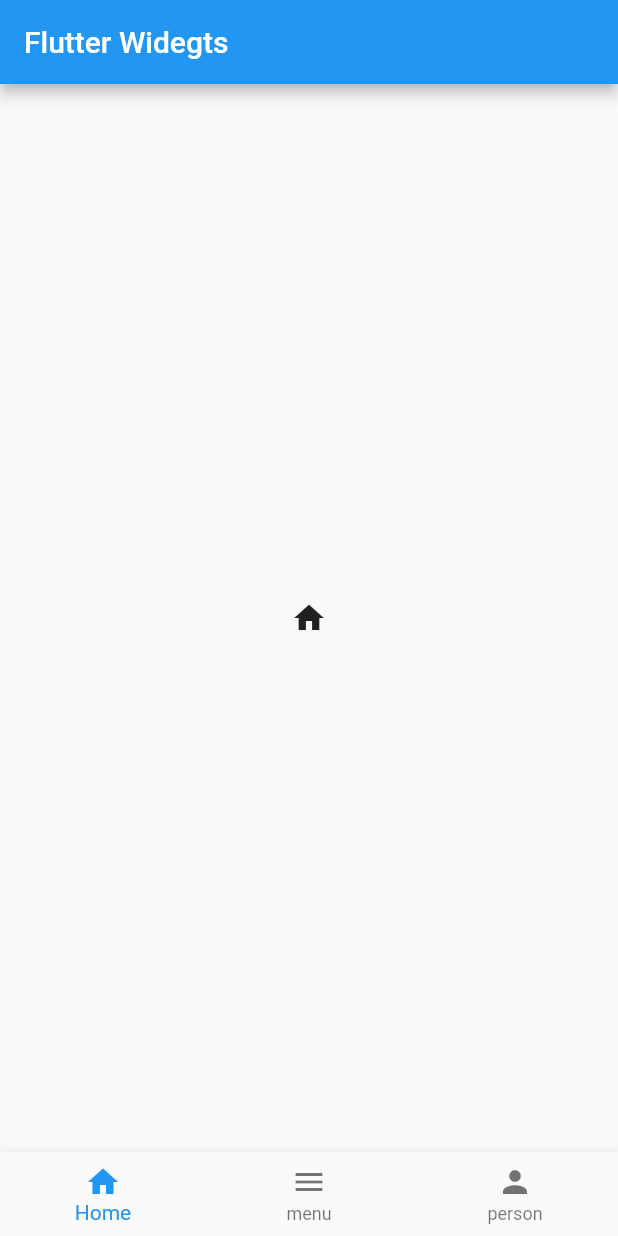
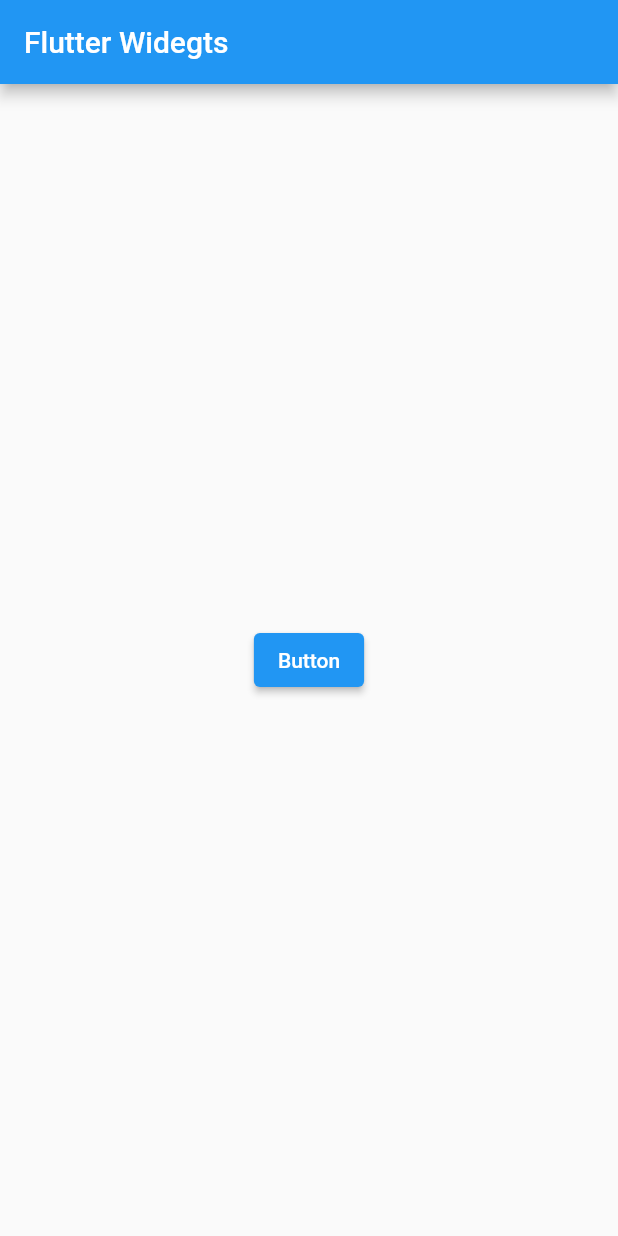
Before and after one commit to shaurya019/ALL_Flutter-Widgets, a Flutter app: the screen it shows after launch, on a phone screen of 412 x 824 dp. Run offline on Flutter 3.47's test engine with Material 2 defaults, Android fonts, the phone set to English and light mode, and no system bars.

```diff
--- a/lib/main.dart
+++ b/lib/main.dart
@@ -32,12 +32,7 @@ class MyHomePage extends StatefulWidget {
 }
 
 class _MyHomePageState extends State<MyHomePage> {
-int _curr = 0;
-List<Widget> body = const [
-  Icon(Icons.home),
-  Icon(Icons.menu),
-  Icon(Icons.person),
-];
+
 
   @override
   Widget build(BuildContext context) {
@@ -46,30 +41,28 @@ List<Widget> body = const [
         title: Text(widget.title),
       ),
       body:Center(
-        child: body[_curr],
-      ),
-      bottomNavigationBar: BottomNavigationBar(
-        currentIndex: _curr,
-        onTap: (int newIndex){
-          setState(() {
-            _curr = newIndex;
-          });
-        },
-        items: const [
-          BottomNavigationBarItem(
-            label: 'Home',
-            icon:Icon(Icons.home),
-          ),
-          BottomNavigationBarItem(
-            label: 'menu',
-            icon:Icon(Icons.menu),
-          ),
-          BottomNavigationBarItem(
-            label: 'person',
-            icon:Icon(Icons.person),
-          ),
-        ]
-      ),
+        child: ElevatedButton(
+          child: const Text('Button'),
+          onPressed: () {
+            showModalBottomSheet(
+                context: context,
+                builder: (BuildContext context){
+                  return SizedBox(
+                    height: 400,
+                    child: Center(
+                        child: ElevatedButton(
+                          child: const Text('Close'),
+                          onPressed: (){
+                            Navigator.pop(context);
+                          },
+                        )
+                    ),
+                  );
+            },
+            );
+          },
+        ),
+      )
     );
   }
 }
```
